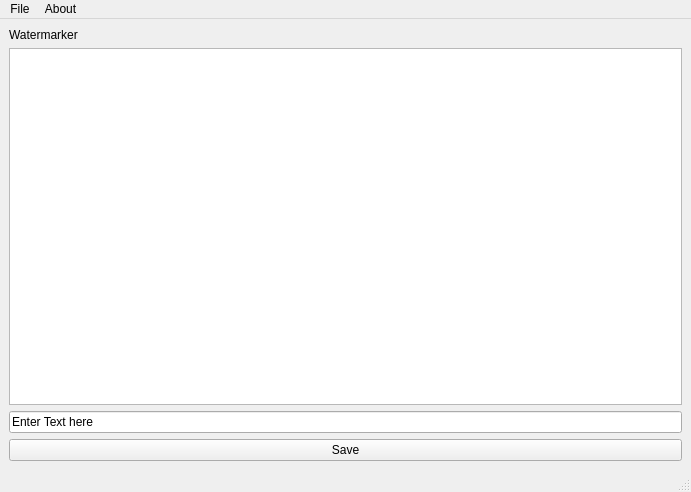
Old version of the form Day 85 - Image Watermarking Desktop App/mainwindow.ui in the repository yakubszatkowski/100-days-python.
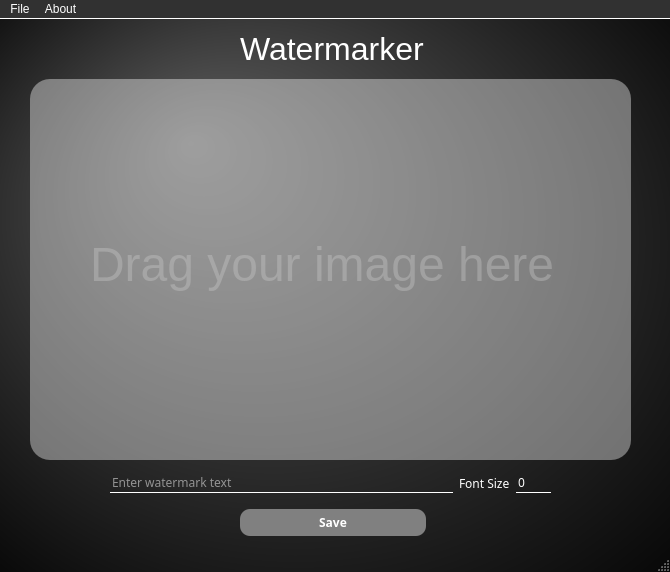
New version of the form.

Commit message: feat: initial interface, graphic design

```diff
--- a/Day 85 - Image Watermarking Desktop App/mainwindow.ui
+++ b/Day 85 - Image Watermarking Desktop App/mainwindow.ui
@@ -6,17 +6,75 @@
    <rect>
     <x>0</x>
     <y>0</y>
-    <width>691</width>
-    <height>492</height>
+    <width>670</width>
+    <height>572</height>
    </rect>
   </property>
+  <property name="font">
+   <font>
+    <family>Segoe MDL2 Assets</family>
+   </font>
+  </property>
   <property name="windowTitle">
    <string>MainWindow</string>
   </property>
+  <property name="styleSheet">
+   <string notr="true">* {
+	color: white;
+}
+
+#MainWindow {	
+	background-color: qradialgradient(spread:pad, cx:0.511, cy:0.505682, radius:0.79, fx:0.284091, fy:0.25, stop:0 rgba(95, 95, 95, 255), stop:1 rgba(0, 0, 0, 255))
+}
+
+QMenuBar, QMenu {
+	background-color: rgb(49,49,49);
+	border-bottom: 0.5px solid white;
+}
+
+#graphic_window {
+	background-color: rgba(255, 255, 255, 100);
+	border-radius: 20px;
+}
+
+#instruction_label {
+	color: rgba(200, 200, 200, 100);
+}
+
+#watermark_input_text, #spin_box {
+	background-color: rgba(255, 255, 255, 0);
+	border: 0px;
+	border-bottom: 0.5px solid white;
+}
+
+#save_button {
+	border-radius: 10px;
+	background: grey;
+}</string>
+  </property>
   <widget class="QWidget" name="centralwidget">
-   <layout class="QVBoxLayout" name="verticalLayout_2">
-    <item>
+   <property name="font">
+    <font>
+     <family>Segoe Script</family>
+    </font>
+   </property>
      <widget class="QLabel" name="title_label">
+    <property name="geometry">
+     <rect>
+      <x>240</x>
+      <y>10</y>
+      <width>187</width>
+      <height>39</height>
+     </rect>
+    </property>
+    <property name="font">
+     <font>
+      <family>MS Shell Dlg 2</family>
+      <pointsize>24</pointsize>
+      <weight>50</weight>
+      <bold>false</bold>
+     </font>
+    </property>
       <property name="styleSheet">
        <string notr="true">QLabel {
 	qproperty-alignment: AlignCenter;
@@ -26,43 +84,130 @@
        <string>Watermarker</string>
       </property>
      </widget>
-    </item>
-    <item>
-     <widget class="QGraphicsView" name="graphic_window"/>
-    </item>
+   <widget class="QGraphicsView" name="graphic_window">
+    <property name="geometry">
+     <rect>
+      <x>30</x>
+      <y>60</y>
+      <width>601</width>
+      <height>381</height>
+     </rect>
+    </property>
+    <property name="font">
+     <font>
+      <family>calibri 53</family>
+     </font>
+    </property>
+   </widget>
+   <widget class="QPushButton" name="save_button">
+    <property name="geometry">
+     <rect>
+      <x>240</x>
+      <y>490</y>
+      <width>186</width>
+      <height>27</height>
+     </rect>
+    </property>
+    <property name="font">
+     <font>
+      <family>calibri 53</family>
+      <weight>75</weight>
+      <bold>true</bold>
+     </font>
+    </property>
+    <property name="styleSheet">
+     <string notr="true"/>
+    </property>
+    <property name="text">
+     <string>Save</string>
+    </property>
+   </widget>
+   <widget class="QWidget" name="layoutWidget">
+    <property name="geometry">
+     <rect>
+      <x>110</x>
+      <y>450</y>
+      <width>441</width>
+      <height>29</height>
+     </rect>
+    </property>
+    <layout class="QHBoxLayout" name="options_layout">
     <item>
      <widget class="QLineEdit" name="watermark_input_text">
+       <property name="font">
+        <font>
+         <family>calibri 53</family>
+        </font>
+       </property>
       <property name="styleSheet">
        <string notr="true">QLabel {
 qproperty-alignment: AlignCenter;
 }</string>
       </property>
       <property name="text">
-       <string>Enter Text here</string>
+        <string/>
       </property>
       <property name="dragEnabled">
        <bool>false</bool>
       </property>
+       <property name="placeholderText">
+        <string>Enter watermark text</string>
+       </property>
      </widget>
     </item>
     <item>
-     <widget class="QPushButton" name="save_button">
-      <property name="styleSheet">
-       <string notr="true"/>
+      <widget class="QLabel" name="font_size_label">
+       <property name="font">
+        <font>
+         <family>calibri 53</family>
+        </font>
       </property>
       <property name="text">
-       <string>Save</string>
+        <string>Font Size</string>
+       </property>
+      </widget>
+     </item>
+     <item>
+      <widget class="QSpinBox" name="spin_box">
+       <property name="font">
+        <font>
+         <family>calibri 53</family>
+        </font>
       </property>
      </widget>
     </item>
    </layout>
   </widget>
+   <widget class="QLabel" name="instruction_label">
+    <property name="geometry">
+     <rect>
+      <x>90</x>
+      <y>180</y>
+      <width>481</width>
+      <height>131</height>
+     </rect>
+    </property>
+    <property name="font">
+     <font>
+      <pointsize>36</pointsize>
+     </font>
+    </property>
+    <property name="text">
+     <string>Drag your image here</string>
+    </property>
+   </widget>
+   <zorder>graphic_window</zorder>
+   <zorder>instruction_label</zorder>
+   <zorder>title_label</zorder>
+   <zorder>save_button</zorder>
+   <zorder>layoutWidget</zorder>
+  </widget>
   <widget class="QMenuBar" name="menubar">
    <property name="geometry">
     <rect>
      <x>0</x>
      <y>0</y>
-     <width>691</width>
+     <width>670</width>
      <height>21</height>
     </rect>
    </property>
```
Left out of the diff: 14 changed lines with no effect on the pictures. Lines whose indentation alone changed are shown as unchanged. The commit also changes 6 other files.
